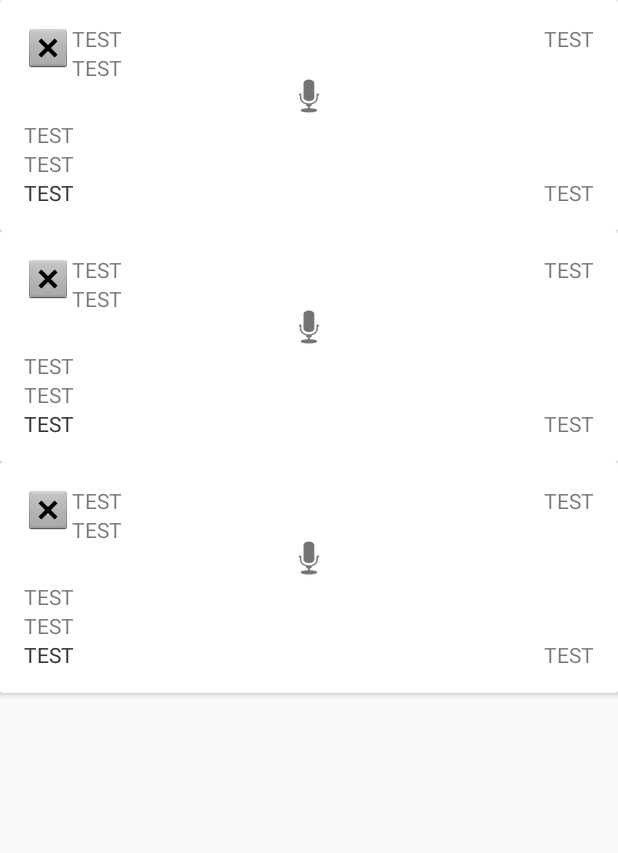
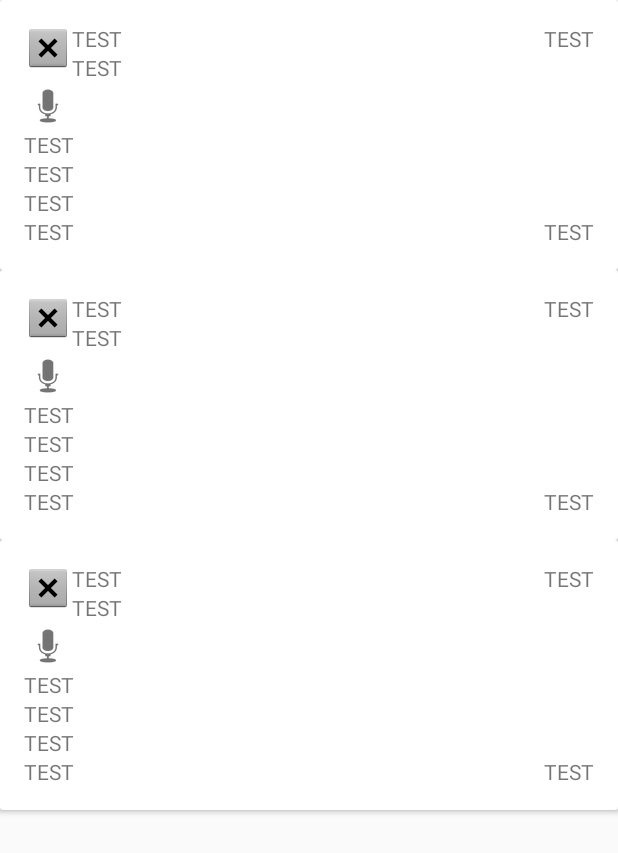
Before and after one commit to omkar3218/KotlinDemo, an Android app: the layout artical_list_fragment.xml on its own in the app's theme, with its tools: preview values and no code run, on a phone screen of 412 x 824 dp. Shown: the top 853 px of the screen. Run offline under Robolectric (Android 15) with nearby library versions, the phone set to English and light mode, and no system bars.

Commit message:
EndlessScrollViewListener added for handling pagination and UI issue fixes

```diff
--- a/app/src/main/res/layout/artical_list_fragment.xml
+++ b/app/src/main/res/layout/artical_list_fragment.xml
@@ -1,14 +1,20 @@
 <?xml version="1.0" encoding="utf-8"?>
-<androidx.constraintlayout.widget.ConstraintLayout xmlns:android="http://schemas.android.com/apk/res/android"
-    android:layout_width="match_parent"
-    android:layout_height="match_parent"
+<layout xmlns:android="http://schemas.android.com/apk/res/android"
     xmlns:tools="http://schemas.android.com/tools">
 
-    <androidx.recyclerview.widget.RecyclerView
-        android:id="@+id/articleRecyclerView"
-        android:layout_width="match_parent"
-        android:layout_height="match_parent"
-        tools:listitem="@layout/article_list_item"/>
+    <data>
+
+    </data>
+
+    <androidx.constraintlayout.widget.ConstraintLayout android:layout_width="match_parent"
+        android:layout_height="match_parent">
+
+        <androidx.recyclerview.widget.RecyclerView
+            android:id="@+id/articleRecyclerView"
+            android:layout_width="match_parent"
+            android:layout_height="match_parent"
+            tools:listitem="@layout/article_list_item" />
 
 
-</androidx.constraintlayout.widget.ConstraintLayout>
+    </androidx.constraintlayout.widget.ConstraintLayout>
+</layout>
--- a/app/src/main/res/layout/article_list_item.xml
+++ b/app/src/main/res/layout/article_list_item.xml
@@ -1,28 +1,33 @@
 <?xml version="1.0" encoding="utf-8"?>
 
 <layout xmlns:android="http://schemas.android.com/apk/res/android"
-    xmlns:app="http://schemas.android.com/apk/res-auto">
+    xmlns:app="http://schemas.android.com/apk/res-auto"
+    xmlns:tools="http://schemas.android.com/tools">
 
     <data>
+
+        <variable
+            name="model"
+            type="com.omkar.jet2demo.data.model.Article" />
 
 
     </data>
 
-    <androidx.cardview.widget.CardView xmlns:tools="http://schemas.android.com/tools"
+    <androidx.cardview.widget.CardView
         android:layout_width="match_parent"
-        android:layout_height="wrap_content"
-       >
+        android:layout_height="wrap_content">
 
         <androidx.constraintlayout.widget.ConstraintLayout
-            android:layout_margin="@dimen/margin_16"
             android:layout_width="match_parent"
-            android:layout_height="wrap_content">
+            android:layout_height="wrap_content"
+            android:layout_margin="@dimen/margin_16">
 
 
             <androidx.appcompat.widget.AppCompatTextView
                 android:id="@+id/lastUpdatedTimeTextView"
                 android:layout_width="wrap_content"
                 android:layout_height="wrap_content"
+                android:text="@{model.createdAt}"
                 app:layout_constraintEnd_toEndOf="parent"
                 app:layout_constraintTop_toTopOf="parent"
                 tools:text="TEST" />
@@ -54,50 +59,56 @@
 
             <androidx.appcompat.widget.AppCompatImageView
                 android:id="@+id/articleImageView"
-                android:layout_width="match_parent"
+                android:layout_width="wrap_content"
                 android:layout_height="wrap_content"
                 android:src="@android:drawable/ic_btn_speak_now"
                 app:layout_constraintStart_toStartOf="parent"
-                app:layout_constraintTop_toBottomOf="@+id/userImageView" />
+                app:layout_constraintTop_toBottomOf="@+id/userDesignationTextView" />
 
             <androidx.appcompat.widget.AppCompatTextView
                 android:id="@+id/articleContentTextView"
-                android:layout_width="match_parent"
+                android:layout_width="0dp"
                 android:layout_height="wrap_content"
+                android:text='@{model.content!=null ? model.content:""}'
                 app:layout_constraintStart_toStartOf="parent"
+                app:layout_constraintEnd_toEndOf="parent"
                 app:layout_constraintTop_toBottomOf="@+id/articleImageView"
                 tools:text="TEST" />
 
             <androidx.appcompat.widget.AppCompatTextView
                 android:id="@+id/articleTitleTextView"
-                android:layout_width="match_parent"
+                android:layout_width="0dp"
                 android:layout_height="wrap_content"
                 app:layout_constraintStart_toStartOf="parent"
+                app:layout_constraintEnd_toEndOf="parent"
                 app:layout_constraintTop_toBottomOf="@+id/articleContentTextView"
                 tools:text="TEST" />
 
             <androidx.appcompat.widget.AppCompatTextView
                 android:id="@+id/articleUrlTextView"
-                android:layout_width="match_parent"
+                android:layout_width="0dp"
                 android:layout_height="wrap_content"
                 app:layout_constraintStart_toStartOf="parent"
+                app:layout_constraintEnd_toEndOf="parent"
                 app:layout_constraintTop_toBottomOf="@+id/articleTitleTextView"
                 tools:text="TEST" />
 
             <androidx.appcompat.widget.AppCompatTextView
                 android:id="@+id/likesTextView"
-                android:layout_width="wrap_content"
+                android:layout_width="0dp"
                 android:layout_height="wrap_content"
-                app:layout_constraintBottom_toBottomOf="parent"
+                android:text='@{model.likes!=null ? model.likes+ "":""}'
                 app:layout_constraintStart_toStartOf="parent"
+                app:layout_constraintTop_toBottomOf="@+id/articleUrlTextView"
                 tools:text="TEST" />
 
             <androidx.appcompat.widget.AppCompatTextView
                 android:id="@+id/commentsTextView"
-                android:layout_width="wrap_content"
+                android:layout_width="0dp"
                 android:layout_height="wrap_content"
-                app:layout_constraintBottom_toBottomOf="parent"
+                android:text='@{model.comments!=null ? model.comments + "":""}'
                 app:layout_constraintEnd_toEndOf="parent"
+                app:layout_constraintTop_toBottomOf="@+id/articleUrlTextView"
                 tools:text="TEST" />
 
         </androidx.constraintlayout.widget.ConstraintLayout>
--- a/app/src/main/res/layout/content_main.xml
+++ b/app/src/main/res/layout/content_main.xml
@@ -6,8 +6,8 @@
 
     <androidx.fragment.app.FragmentContainerView
         android:id="@+id/fragment_container"
-        android:layout_width="0dp"
-        android:layout_height="0dp"
+        android:layout_width="match_parent"
+        android:layout_height="match_parent"
         app:layout_constraintBottom_toBottomOf="parent"
         app:layout_constraintLeft_toLeftOf="parent"
         app:layout_constraintRight_toRightOf="parent"
```
Also changed, not shown: app/src/main/java/com/omkar/jet2demo/ui/ArticleListAdapter.kt (added, +37 -0 lines), app/src/main/java/com/omkar/jet2demo/ui/ArticleListFragment.kt (+59 -3 lines), app/src/main/java/com/omkar/jet2demo/ui/ArticleListViewModel.kt (+11 -8 lines), app/src/main/java/com/omkar/jet2demo/ui/EndlessRecyclerOnScrollListener.kt (added, +58 -0 lines).
